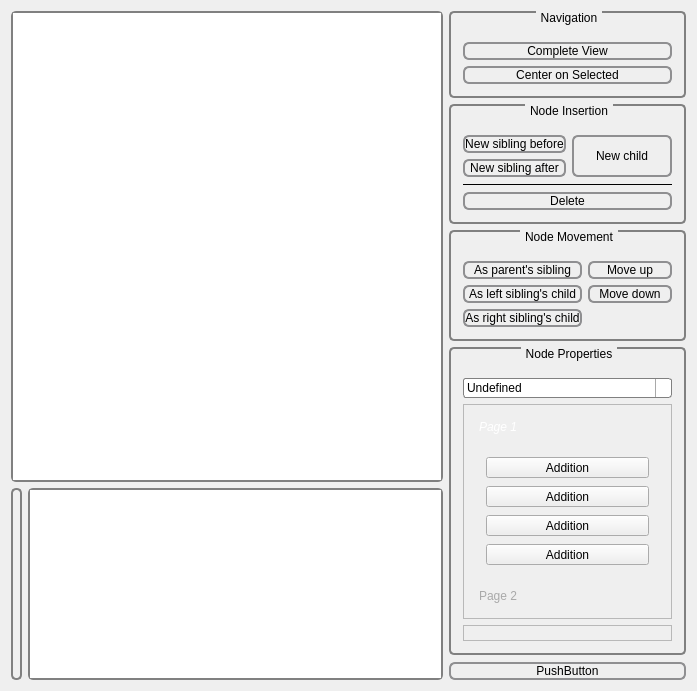
Old version of the form trunk/qt-frontend/QtQuatschEditor/forms/qtquatscheditor.ui in the repository phresnel/picogen.
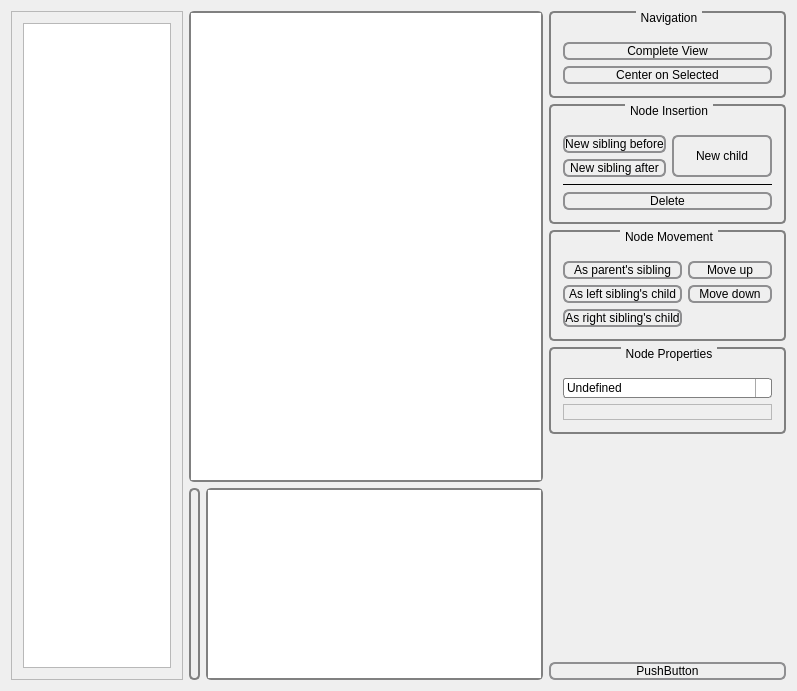
New version of the form. Icons and pictures are not drawn.

```diff
--- a/trunk/qt-frontend/QtQuatschEditor/forms/qtquatscheditor.ui
+++ b/trunk/qt-frontend/QtQuatschEditor/forms/qtquatscheditor.ui
@@ -6,7 +6,7 @@
    <rect>
     <x>0</x>
     <y>0</y>
-    <width>697</width>
+    <width>797</width>
     <height>691</height>
    </rect>
   </property>
@@ -392,7 +392,7 @@
         <bool>true</bool>
        </property>
        <property name="sizePolicy">
-        <sizepolicy hsizetype="Preferred" vsizetype="Expanding">
+        <sizepolicy hsizetype="Preferred" vsizetype="Preferred">
          <horstretch>0</horstretch>
          <verstretch>0</verstretch>
         </sizepolicy>
@@ -561,223 +561,6 @@
           </item>
          </widget>
         </item>
-        <item>
-         <widget class="QScrollArea" name="scrollArea">
-          <property name="enabled">
-           <bool>true</bool>
-          </property>
-          <property name="sizePolicy">
-           <sizepolicy hsizetype="Preferred" vsizetype="Preferred">
-            <horstretch>0</horstretch>
-            <verstretch>0</verstretch>
-           </sizepolicy>
-          </property>
-          <property name="verticalScrollBarPolicy">
-           <enum>Qt::ScrollBarAsNeeded</enum>
-          </property>
-          <property name="widgetResizable">
-           <bool>true</bool>
-          </property>
-          <widget class="QWidget" name="scrollAreaWidgetContents">
-           <property name="geometry">
-            <rect>
-             <x>0</x>
-             <y>0</y>
-             <width>214</width>
-             <height>200</height>
-            </rect>
-           </property>
-           <property name="sizePolicy">
-            <sizepolicy hsizetype="Preferred" vsizetype="MinimumExpanding">
-             <horstretch>0</horstretch>
-             <verstretch>0</verstretch>
-            </sizepolicy>
-           </property>
-           <layout class="QVBoxLayout" name="verticalLayout_6">
-            <item>
-             <widget class="QToolBox" name="toolBox">
-              <property name="sizePolicy">
-               <sizepolicy hsizetype="Preferred" vsizetype="MinimumExpanding">
-                <horstretch>0</horstretch>
-                <verstretch>0</verstretch>
-               </sizepolicy>
-              </property>
-              <property name="styleSheet">
-               <string>QToolBox::tab {
-     background: qlineargradient(x1: 0, y1: 0, x2: 0, y2: 1,
-                                 stop: 0 #E1E1E1, stop: 0.4 #DDDDDD,
-                                 stop: 0.5 #D8D8D8, stop: 1.0 #D3D3D3);
-     border-radius: 5px;
-     color: darkgray;
- }
-
- QToolBox::tab:selected { /* italicize selected tabs */
-     font: italic;
-     color: white;
- }</string>
-              </property>
-              <property name="currentIndex">
-               <number>0</number>
-              </property>
-              <widget class="QWidget" name="page_3">
-               <property name="geometry">
-                <rect>
-                 <x>0</x>
-                 <y>0</y>
-                 <width>181</width>
-                 <height>160</height>
-                </rect>
-               </property>
-               <property name="autoFillBackground">
-                <bool>true</bool>
-               </property>
-               <attribute name="label">
-                <string>Page 1</string>
-               </attribute>
-               <layout class="QVBoxLayout" name="verticalLayout_7">
-                <item>
-                 <widget class="QToolButton" name="toolButton">
-                  <property name="sizePolicy">
-                   <sizepolicy hsizetype="Preferred" vsizetype="Fixed">
-                    <horstretch>0</horstretch>
-                    <verstretch>0</verstretch>
-                   </sizepolicy>
-                  </property>
-                  <property name="text">
-                   <string>Addition</string>
-                  </property>
-                  <property name="icon">
-                   <iconset resource="../resources/icons.qrc">
-                    <normaloff>:/aggregate/addition</normaloff>:/aggregate/addition</iconset>
-                  </property>
-                  <property name="toolButtonStyle">
-                   <enum>Qt::ToolButtonTextBesideIcon</enum>
-                  </property>
-                 </widget>
-                </item>
-                <item>
-                 <widget class="QToolButton" name="toolButton_4">
-                  <property name="sizePolicy">
-                   <sizepolicy hsizetype="Preferred" vsizetype="Fixed">
-                    <horstretch>0</horstretch>
-                    <verstretch>0</verstretch>
-                   </sizepolicy>
-                  </property>
-                  <property name="text">
-                   <string>Addition</string>
-                  </property>
-                  <property name="icon">
-                   <iconset resource="../resources/icons.qrc">
-                    <normaloff>:/aggregate/addition</normaloff>:/aggregate/addition</iconset>
-                  </property>
-                  <property name="toolButtonStyle">
-                   <enum>Qt::ToolButtonTextBesideIcon</enum>
-                  </property>
-                 </widget>
-                </item>
-                <item>
-                 <widget class="QToolButton" name="toolButton_2">
-                  <property name="sizePolicy">
-                   <sizepolicy hsizetype="Preferred" vsizetype="Fixed">
-                    <horstretch>0</horstretch>
-                    <verstretch>0</verstretch>
-                   </sizepolicy>
-                  </property>
-                  <property name="text">
-                   <string>Addition</string>
-                  </property>
-                  <property name="icon">
-                   <iconset resource="../resources/icons.qrc">
-                    <normaloff>:/aggregate/addition</normaloff>:/aggregate/addition</iconset>
-                  </property>
-                  <property name="toolButtonStyle">
-                   <enum>Qt::ToolButtonTextBesideIcon</enum>
-                  </property>
-                 </widget>
-                </item>
-                <item>
-                 <widget class="QToolButton" name="toolButton_3">
-                  <property name="sizePolicy">
-                   <sizepolicy hsizetype="Preferred" vsizetype="Fixed">
-                    <horstretch>0</horstretch>
-                    <verstretch>0</verstretch>
-                   </sizepolicy>
-                  </property>
-                  <property name="text">
-                   <string>Addition</string>
-                  </property>
-                  <property name="icon">
-                   <iconset resource="../resources/icons.qrc">
-                    <normaloff>:/aggregate/addition</normaloff>:/aggregate/addition</iconset>
-                  </property>
-                  <property name="toolButtonStyle">
-                   <enum>Qt::ToolButtonTextBesideIcon</enum>
-                  </property>
-                 </widget>
-                </item>
-               </layout>
-              </widget>
-              <widget class="QWidget" name="page_4">
-               <property name="geometry">
-                <rect>
-                 <x>0</x>
-                 <y>0</y>
-                 <width>196</width>
-                 <height>124</height>
-                </rect>
-               </property>
-               <attribute name="label">
-                <string>Page 2</string>
-               </attribute>
-               <layout class="QVBoxLayout" name="verticalLayout_8">
-                <item>
-                 <widget class="QToolButton" name="toolButton_8">
-                  <property name="sizePolicy">
-                   <sizepolicy hsizetype="Preferred" vsizetype="Fixed">
-                    <horstretch>0</horstretch>
-                    <verstretch>0</verstretch>
-                   </sizepolicy>
-                  </property>
-                  <property name="text">
-                   <string>Addition</string>
-                  </property>
-                  <property name="icon">
-                   <iconset resource="../resources/icons.qrc">
-                    <normaloff>:/aggregate/addition</normaloff>:/aggregate/addition</iconset>
-                  </property>
-                  <property name="toolButtonStyle">
-                   <enum>Qt::ToolButtonTextBesideIcon</enum>
-                  </property>
-                 </widget>
-                </item>
-                <item>
-                 <widget class="QToolButton" name="toolButton_5">
-                  <property name="sizePolicy">
-                   <sizepolicy hsizetype="Preferred" vsizetype="Fixed">
-                    <horstretch>0</horstretch>
-                    <verstretch>0</verstretch>
-                   </sizepolicy>
-                  </property>
-                  <property name="text">
-                   <string>Addition</string>
-                  </property>
-                  <property name="icon">
-                   <iconset resource="../resources/icons.qrc">
-                    <normaloff>:/aggregate/addition</normaloff>:/aggregate/addition</iconset>
-                  </property>
-                  <property name="toolButtonStyle">
-                   <enum>Qt::ToolButtonTextBesideIcon</enum>
-                  </property>
-                 </widget>
-                </item>
-               </layout>
-              </widget>
-             </widget>
-            </item>
-           </layout>
-          </widget>
-         </widget>
-        </item>
         <item>
          <widget class="QLabel" name="helpText">
           <property name="sizePolicy">
@@ -818,7 +601,7 @@
         <enum>Qt::Vertical</enum>
        </property>
        <property name="sizeType">
-        <enum>QSizePolicy::Fixed</enum>
+        <enum>QSizePolicy::Expanding</enum>
        </property>
        <property name="sizeHint" stdset="0">
         <size>
@@ -886,6 +669,91 @@
      </item>
     </layout>
    </item>
+   <item row="1" column="0" rowspan="2">
+    <widget class="QScrollArea" name="scrollArea_2">
+     <property name="sizePolicy">
+      <sizepolicy hsizetype="MinimumExpanding" vsizetype="Expanding">
+       <horstretch>0</horstretch>
+       <verstretch>0</verstretch>
+      </sizepolicy>
+     </property>
+     <property name="maximumSize">
+      <size>
+       <width>172</width>
+       <height>16777215</height>
+      </size>
+     </property>
+     <property name="widgetResizable">
+      <bool>true</bool>
+     </property>
+     <widget class="QWidget" name="scrollAreaWidgetContents_2">
+      <property name="geometry">
+       <rect>
+        <x>0</x>
+        <y>0</y>
+        <width>170</width>
+        <height>671</height>
+       </rect>
+      </property>
+      <layout class="QVBoxLayout" name="verticalLayout_6">
+       <item>
+        <widget class="QTreeWidget" name="nodeTypesTreeWidget">
+         <property name="sizePolicy">
+          <sizepolicy hsizetype="Maximum" vsizetype="Expanding">
+           <horstretch>0</horstretch>
+           <verstretch>0</verstretch>
+          </sizepolicy>
+         </property>
+         <property name="maximumSize">
+          <size>
+           <width>16777215</width>
+           <height>16777215</height>
+          </size>
+         </property>
+         <property name="lineWidth">
+          <number>1</number>
+         </property>
+         <property name="dragEnabled">
+          <bool>true</bool>
+         </property>
+         <property name="dragDropMode">
+          <enum>QAbstractItemView::DragOnly</enum>
+         </property>
+         <property name="iconSize">
+          <size>
+           <width>24</width>
+           <height>24</height>
+          </size>
+         </property>
+         <property name="indentation">
+          <number>8</number>
+         </property>
+         <property name="rootIsDecorated">
+          <bool>true</bool>
+         </property>
+         <property name="uniformRowHeights">
+          <bool>false</bool>
+         </property>
+         <property name="animated">
+          <bool>true</bool>
+         </property>
+         <property name="headerHidden">
+          <bool>true</bool>
+         </property>
+         <attribute name="headerVisible">
+          <bool>false</bool>
+         </attribute>
+         <column>
+          <property name="text">
+           <string>1</string>
+          </property>
+         </column>
+        </widget>
+       </item>
+      </layout>
+     </widget>
+    </widget>
+   </item>
   </layout>
  </widget>
  <layoutdefault spacing="6" margin="11"/>
```
